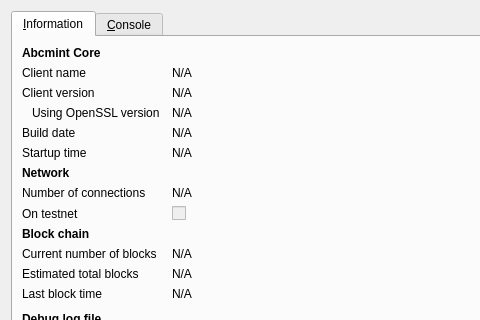
Above: src/qt/forms/rpcconsole.ui from owjem/abcmint before the change; both pictures show x 0 to 480 and y 0 to 320 of the 740 by 450 pixel window. Below: the same form after it.
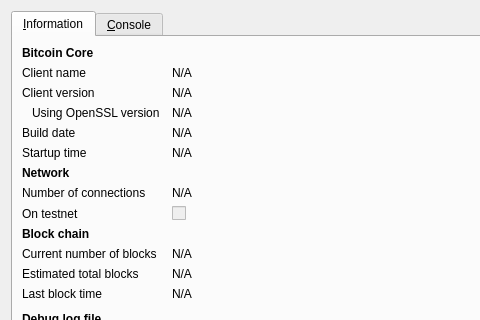
That is the form after the change. The open tabs and pages were chosen to show the change. Icons and pictures are not drawn.

Commit message: update abcmint to bitcoin

```diff
--- a/src/qt/forms/rpcconsole.ui
+++ b/src/qt/forms/rpcconsole.ui
@@ -36,7 +36,7 @@
           </font>
          </property>
          <property name="text">
-          <string>Abcmint Core</string>
+          <string>Bitcoin Core</string>
          </property>
         </widget>
        </item>
```
Left out of the diff: 12 changed lines with no effect on the pictures. The commit also changes 622 other files.
